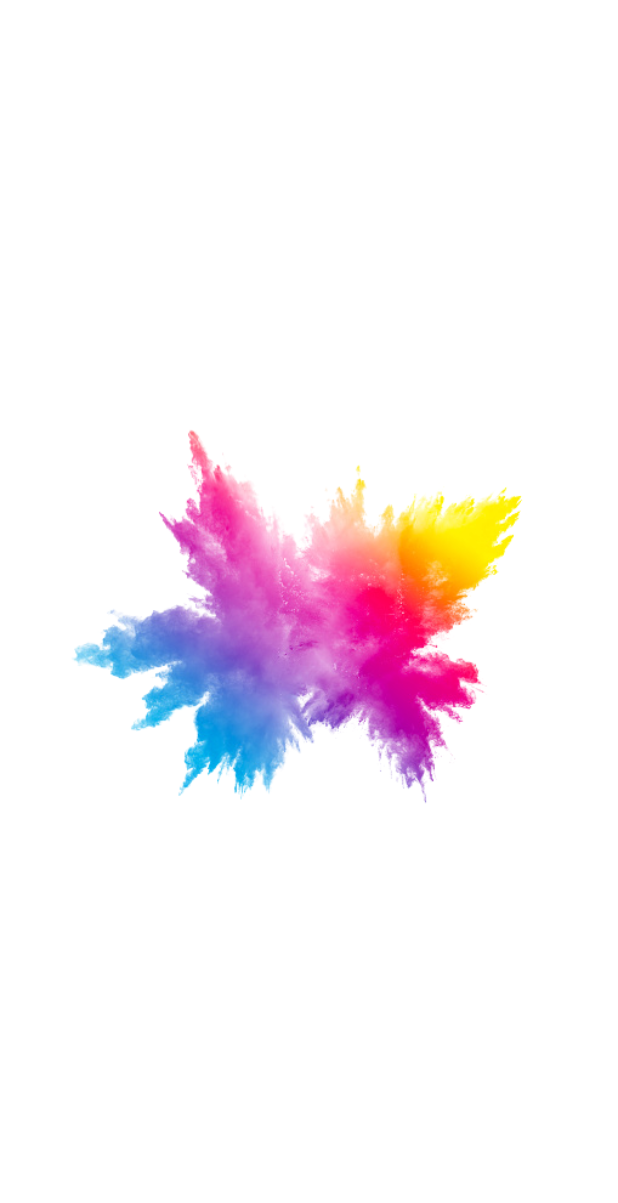
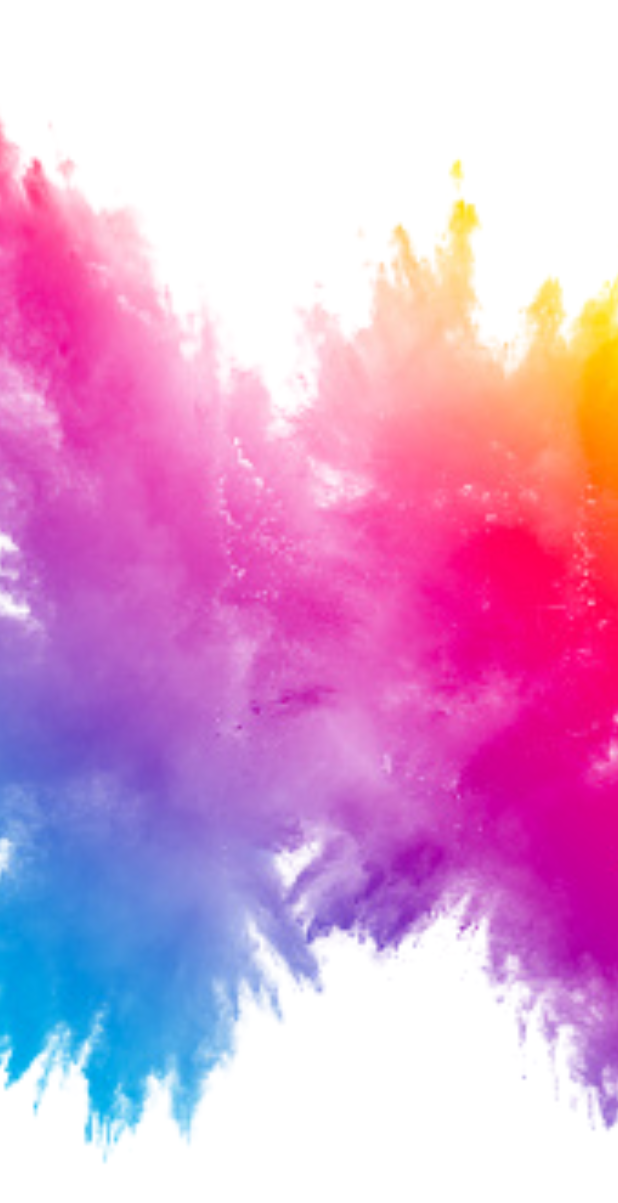
Before and after one commit to adrianolucati/code_color, a Flutter app: the SpashScreen screen opened by its route, on a phone screen of 412 x 824 dp. Shown: the top 1203 px of the screen. Run offline on Flutter 3.47's test engine with Material 2 defaults, Android fonts, the phone set to English and light mode, and no system bars; our stand-ins replace flutter_colorpicker; missing offline and left inert: flutter_material_color_picker.

Commit message:
pequenos ajustes/limpeza

```diff
--- a/lib/pages/flag.dart
+++ b/lib/pages/flag.dart
@@ -1,9 +1,9 @@
 import 'package:flutter/material.dart';
 
+import '../components/custom_switcher.dart';
 import '../components/widget_bezier.dart'; //importando a classe BezierWidget()
 import '../components/widget_bezier2.dart';
 import '../components/widget_bezier3.dart';
-import 'home_page.dart';
 
 class FlagPage extends StatefulWidget {
   const FlagPage({super.key});
--- a/lib/pages/spash_screen.dart
+++ b/lib/pages/spash_screen.dart
@@ -28,7 +28,7 @@ class _SpashScreenState extends State<SpashScreen> {
   @override
   void initState() {
     super.initState();
-    Timer(const Duration(seconds: 3),
+    Timer(const Duration(seconds: 2),
         () => Navigator.pushReplacementNamed(context, '/user'));
   }
 
@@ -38,25 +38,16 @@ class _SpashScreenState extends State<SpashScreen> {
       width: MediaQuery.of(context).size.width,
       height: MediaQuery.of(context).size.height,
       child: Container(
+        // child: Text('SOMAi FINANCE'),
         width: 300,
         height: 300,
-        // color: Colors.white,
         decoration: const BoxDecoration(
+            color: Colors.white,
             image: DecorationImage(
-                image: AssetImage(imageColors), fit: BoxFit.contain)),
+                image: AssetImage(imageColors), fit: BoxFit.cover)),
+        // image: AssetImage(imageColors), fit: BoxFit.contain)),
       ),
     );
     // child: FlutterLogo(size: MediaQuery.of(context).size.height));
   }
 }
-// class SecondScreen extends StatelessWidget {
-// @override
-// Widget build(BuildContext context) {
-// 	return Scaffold(
-// 	appBar: AppBar(title:const Text("GeeksForGeeks")),
-// 	body: const Center(
-// 		child:Text("Home page",textScaleFactor: 2,)
-// 	),
-// 	);
-// }
-// }
```
Also changed, not shown: lib/components/custom_switcher.dart (added, +17 -0 lines), lib/pages/home_page.dart (+1 -14 lines).
